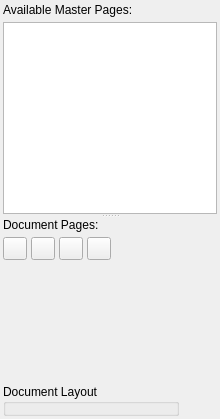
The window that scribus/ui/pagepalette_pagesbase.ui (scribusproject/scribus) describes before a commit, drawn with Qt 5.
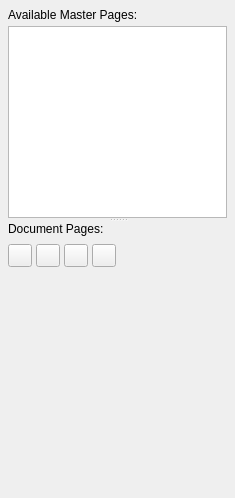
The same window after the commit. Custom widgets are drawn as their Qt base class.

Commit message: Updated pagepalette layout from Martin Reininger

Patch:
```diff
--- a/scribus/ui/pagepalette_pagesbase.ui
+++ b/scribus/ui/pagepalette_pagesbase.ui
@@ -6,25 +6,28 @@
    <rect>
     <x>0</x>
     <y>0</y>
-    <width>220</width>
-    <height>419</height>
+    <width>235</width>
+    <height>498</height>
    </rect>
   </property>
   <property name="windowTitle">
    <string>Arrange Pages</string>
   </property>
   <layout class="QVBoxLayout" name="verticalLayout">
+   <property name="spacing">
+    <number>4</number>
+   </property>
    <property name="leftMargin">
-    <number>3</number>
+    <number>8</number>
    </property>
    <property name="topMargin">
-    <number>3</number>
+    <number>8</number>
    </property>
    <property name="rightMargin">
-    <number>3</number>
+    <number>8</number>
    </property>
    <property name="bottomMargin">
-    <number>3</number>
+    <number>8</number>
    </property>
    <item>
     <widget class="QSplitter" name="splitter">
@@ -35,7 +38,7 @@
       </sizepolicy>
      </property>
      <property name="orientation">
-      <enum>Qt::Vertical</enum>
+      <enum>Qt::Orientation::Vertical</enum>
      </property>
      <property name="childrenCollapsible">
       <bool>false</bool>
@@ -49,7 +52,7 @@
       </property>
       <layout class="QVBoxLayout" name="verticalLayout_3">
        <property name="spacing">
-        <number>5</number>
+        <number>4</number>
        </property>
        <property name="leftMargin">
         <number>0</number>
@@ -94,7 +97,7 @@
       </property>
       <layout class="QVBoxLayout" name="verticalLayout_4">
        <property name="spacing">
-        <number>5</number>
+        <number>4</number>
        </property>
        <property name="leftMargin">
         <number>0</number>
@@ -151,40 +154,37 @@
          <item>
           <spacer name="horizontalSpacer">
            <property name="orientation">
-            <enum>Qt::Horizontal</enum>
+            <enum>Qt::Orientation::Horizontal</enum>
            </property>
+           <property name="sizeType">
+            <enum>QSizePolicy::Policy::Fixed</enum>
+           </property>
            <property name="sizeHint" stdset="0">
             <size>
-             <width>40</width>
-             <height>20</height>
+             <width>16</width>
+             <height>0</height>
             </size>
            </property>
           </spacer>
          </item>
-        </layout>
-       </item>
        <item>
-        <widget class="PageViewer" name="pageViewWidget" native="true">
-         <property name="sizePolicy">
-          <sizepolicy hsizetype="Expanding" vsizetype="Expanding">
-           <horstretch>0</horstretch>
-           <verstretch>0</verstretch>
-          </sizepolicy>
-         </property>
-        </widget>
-       </item>
-      </layout>
-     </widget>
-    </widget>
-   </item>
+          <widget class="PageLayouts" name="pageLayout" native="true"/>
+         </item>
    <item>
-    <layout class="QHBoxLayout" name="horizontalLayout">
-     <item>
-      <widget class="PageLayouts" name="pageLayout">
-       <property name="title">
-        <string>Document Layout</string>
-       </property>
-      </widget>
+          <spacer name="horizontalSpacer_2">
+           <property name="orientation">
+            <enum>Qt::Orientation::Horizontal</enum>
+           </property>
+           <property name="sizeType">
+            <enum>QSizePolicy::Policy::MinimumExpanding</enum>
+           </property>
+           <property name="sizeHint" stdset="0">
+            <size>
+             <width>16</width>
+             <height>0</height>
+            </size>
+           </property>
+          </spacer>
      </item>
      <item>
       <widget class="TrashBin" name="trash">
@@ -210,6 +210,20 @@
      </item>
     </layout>
    </item>
+       <item>
+        <widget class="PageViewer" name="pageViewWidget" native="true">
+         <property name="sizePolicy">
+          <sizepolicy hsizetype="Expanding" vsizetype="Expanding">
+           <horstretch>0</horstretch>
+           <verstretch>0</verstretch>
+          </sizepolicy>
+         </property>
+        </widget>
+       </item>
+      </layout>
+     </widget>
+    </widget>
+   </item>
   </layout>
  </widget>
  <customwidgets>
@@ -218,12 +232,6 @@
    <extends>QListWidget</extends>
    <header>ui/pagepalette_widgets.h</header>
   </customwidget>
-  <customwidget>
-   <class>PageLayouts</class>
-   <extends>QGroupBox</extends>
-   <header>ui/pagelayout.h</header>
-   <container>1</container>
-  </customwidget>
   <customwidget>
    <class>TrashBin</class>
    <extends>QLabel</extends>
@@ -235,6 +243,12 @@
    <header>ui/pagepalette_widgets.h</header>
    <container>1</container>
   </customwidget>
+  <customwidget>
+   <class>PageLayouts</class>
+   <extends>QWidget</extends>
+   <header>ui/pagelayout.h</header>
+   <container>1</container>
+  </customwidget>
  </customwidgets>
  <resources/>
  <connections/>
```
Lines whose indentation alone changed are shown as unchanged. The commit also changes 11 other files.
